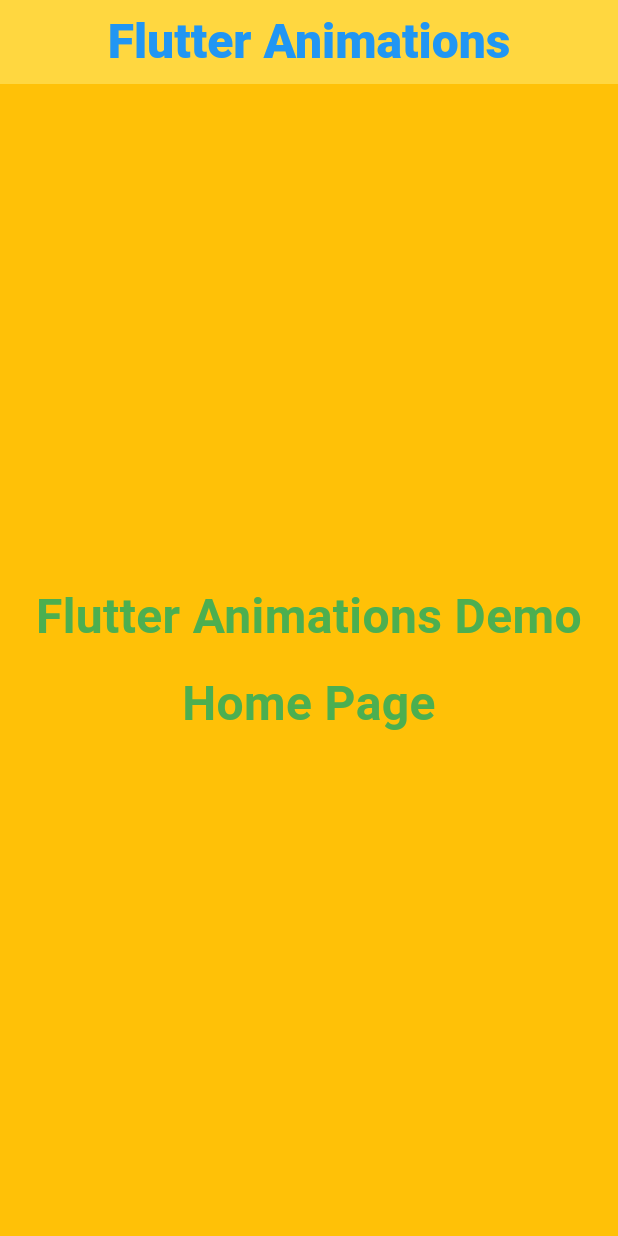
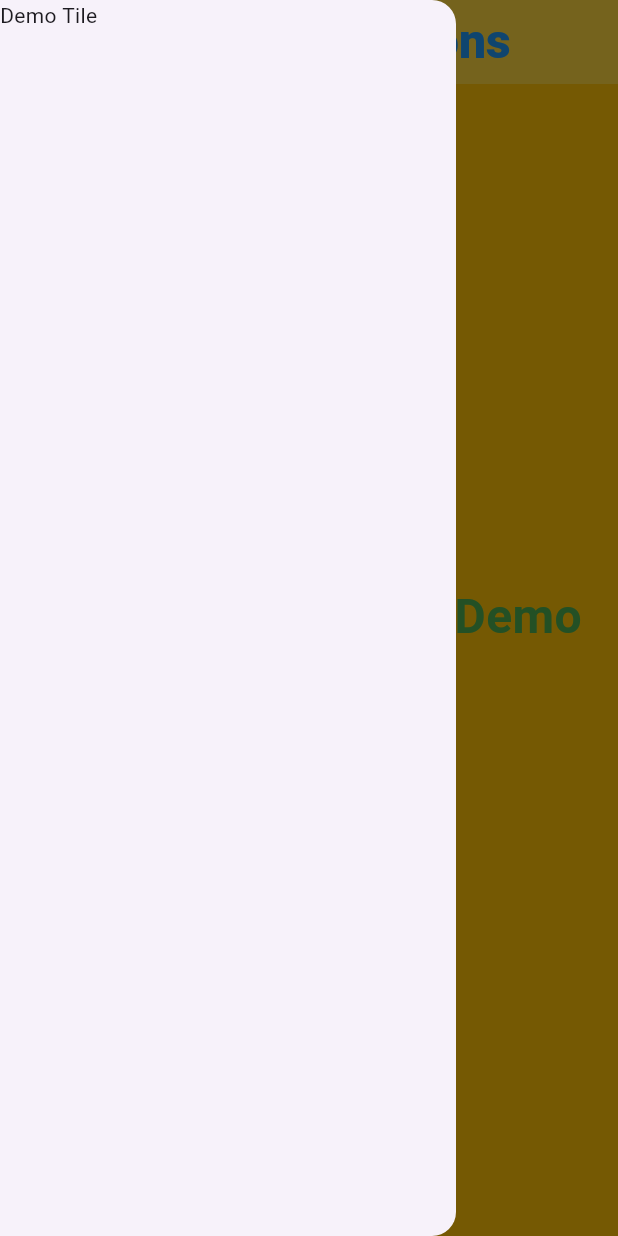
Before and after one commit to sssloba/flutter_animations, a Flutter app: the screen it shows after launch, with the side drawer open (before the commit the screen has no drawer), on a phone screen of 412 x 824 dp. Run offline on Flutter 3.47's test engine with Material 3 defaults, Android fonts, the phone set to English and light mode, and no system bars.

Commit message:
app-drawer

```diff
--- a/lib/screens/home_page.dart
+++ b/lib/screens/home_page.dart
@@ -1,4 +1,5 @@
 import 'package:flutter/material.dart';
+import 'package:flutter_animations/widgets/app_drawer.dart';
 
 class HomePage extends StatelessWidget {
   const HomePage({super.key});
@@ -6,6 +7,7 @@ class HomePage extends StatelessWidget {
   @override
   Widget build(BuildContext context) {
     return Scaffold(
+      drawer: const AppDrawer(),
       appBar: AppBar(
         title: const Text(
           'Flutter Animations',
--- /dev/null
+++ b/lib/widgets/app_drawer.dart
@@ -0,0 +1,14 @@
+import 'package:flutter/material.dart';
+
+class AppDrawer extends StatelessWidget {
+  const AppDrawer({super.key});
+
+  @override
+  Widget build(BuildContext context) {
+    return Drawer(
+      child: ListView(
+        children: const [Text('Demo Tile')],
+      ),
+    );
+  }
+}
```
